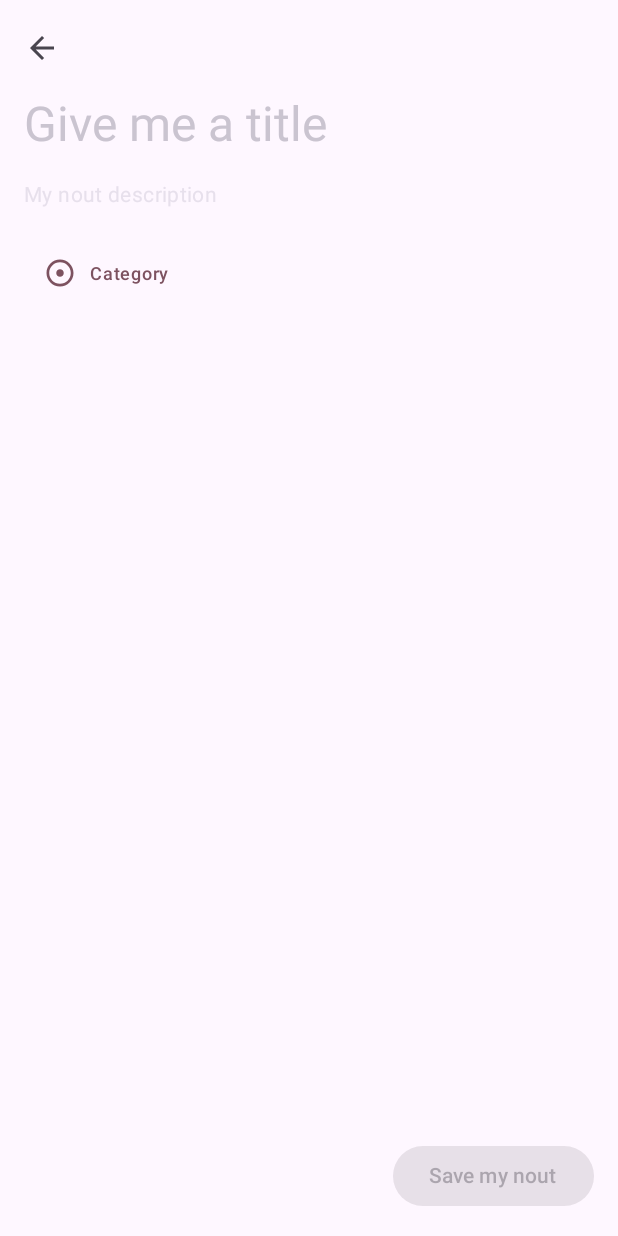
After one commit to EduardoBecerraM/MyNouts, an Android app built with Jetpack Compose: the composable NewNoutScreen called with empty values, on a phone screen of 412 x 824 dp. The commit adds this screen. Run offline under Robolectric (Android 15) with nearby library versions, the phone set to English and light mode, and no system bars.

Commit message:
New nout screen layout, CustomTextField layout, categoies DDMenu layout
Add Category.kt model
Add compose navigation to gradle
Add strings & drawable resources

```diff
--- a/app/build.gradle.kts
+++ b/app/build.gradle.kts
@@ -56,6 +56,7 @@ dependencies {
     implementation(libs.androidx.ui.graphics)
     implementation(libs.androidx.ui.tooling.preview)
     implementation(libs.androidx.material3)
+    implementation(libs.androidx.navigation.compose)
     testImplementation(libs.junit)
     androidTestImplementation(libs.androidx.junit)
     androidTestImplementation(libs.androidx.espresso.core)
--- /dev/null
+++ b/app/src/main/java/com/edebec/mynouts/view/ui/NewNoutScreen.kt
@@ -0,0 +1,407 @@
+package com.edebec.mynouts.view.ui
+
+import android.content.res.Configuration
+import androidx.compose.foundation.background
+import androidx.compose.foundation.clickable
+import androidx.compose.foundation.interaction.MutableInteractionSource
+import androidx.compose.foundation.layout.Arrangement
+import androidx.compose.foundation.layout.Box
+import androidx.compose.foundation.layout.Column
+import androidx.compose.foundation.layout.PaddingValues
+import androidx.compose.foundation.layout.Row
+import androidx.compose.foundation.layout.defaultMinSize
+import androidx.compose.foundation.layout.fillMaxWidth
+import androidx.compose.foundation.layout.padding
+import androidx.compose.foundation.layout.size
+import androidx.compose.foundation.lazy.LazyRow
+import androidx.compose.foundation.lazy.items
+import androidx.compose.foundation.text.BasicTextField
+import androidx.compose.material.icons.Icons
+import androidx.compose.material.icons.filled.Add
+import androidx.compose.material.icons.filled.ArrowBack
+import androidx.compose.material.icons.outlined.Delete
+import androidx.compose.material3.AlertDialog
+import androidx.compose.material3.Button
+import androidx.compose.material3.ButtonDefaults
+import androidx.compose.material3.DropdownMenu
+import androidx.compose.material3.DropdownMenuItem
+import androidx.compose.material3.ExperimentalMaterial3Api
+import androidx.compose.material3.Icon
+import androidx.compose.material3.IconButton
+import androidx.compose.material3.LocalTextStyle
+import androidx.compose.material3.MaterialTheme
+import androidx.compose.material3.ModalBottomSheet
+import androidx.compose.material3.Scaffold
+import androidx.compose.material3.SheetState
+import androidx.compose.material3.Text
+import androidx.compose.material3.TextButton
+import androidx.compose.material3.TextFieldDefaults
+import androidx.compose.material3.TopAppBar
+import androidx.compose.material3.TopAppBarDefaults
+import androidx.compose.material3.rememberModalBottomSheetState
+import androidx.compose.material3.rememberTopAppBarState
+import androidx.compose.runtime.Composable
+import androidx.compose.runtime.getValue
+import androidx.compose.runtime.mutableStateOf
+import androidx.compose.runtime.remember
+import androidx.compose.runtime.rememberCoroutineScope
+import androidx.compose.runtime.saveable.rememberSaveable
+import androidx.compose.runtime.setValue
+import androidx.compose.ui.Alignment
+import androidx.compose.ui.Modifier
+import androidx.compose.ui.draw.clip
+import androidx.compose.ui.graphics.Color
+import androidx.compose.ui.graphics.SolidColor
+import androidx.compose.ui.input.nestedscroll.nestedScroll
+import androidx.compose.ui.res.painterResource
+import androidx.compose.ui.res.stringResource
+import androidx.compose.ui.text.TextStyle
+import androidx.compose.ui.text.input.VisualTransformation
+import androidx.compose.ui.tooling.preview.Preview
+import androidx.compose.ui.unit.dp
+import androidx.navigation.NavHostController
+import com.edebec.mynouts.R
+import com.edebec.mynouts.ui.theme.MyNoutsTheme
+import com.edebec.mynouts.view.ui.model.Category
+import kotlinx.coroutines.launch
+
+@OptIn(ExperimentalMaterial3Api::class)
+@Composable
+fun NewNoutScreen(modifier: Modifier = Modifier, navHostController: NavHostController, noutId: Int) {
+    val scrollBehavior = TopAppBarDefaults.pinnedScrollBehavior(rememberTopAppBarState())
+
+    Scaffold(modifier = modifier.nestedScroll(scrollBehavior.nestedScrollConnection),
+        topBar = {
+            TopAppBarDefault(navHostController = navHostController, noutId = noutId)
+        }) { innerPadding ->
+        Column(
+            modifier = Modifier
+                .padding(innerPadding)
+                .padding(start = 16.dp, end = 16.dp, bottom = 16.dp)
+        ) {
+            Column(
+                modifier = Modifier
+                    .fillMaxWidth()
+                    .weight(1f)
+            ) {
+                NoutTitle(title = ""/*TODO(get value from Model in the viewModel)*/) {}
+                NoutDescription(description = ""/*TODO(get value from Model in the viewModel)*/) {}
+                CategoryListItem(categories = emptyList()/*TODO(get value from Model in the viewModel)*/)
+            }
+            Button(
+                onClick = { /*TODO(save nout)*/ },
+                enabled = false/*TODO(Validate in viewModel method)*/,
+                modifier = Modifier.align(Alignment.End)
+            ) {
+                Text(text = stringResource(id = R.string.newNout_screen_save_nout_button))
+            }
+        }
+    }
+}
+
+@Composable
+fun NoutTitle(modifier: Modifier = Modifier, title: String, onTextChanged: (String) -> Unit) {
+    CustomTextField(
+        value = title,
+        onValueChange = { onTextChanged(it) },
+        modifier = modifier.fillMaxWidth(),
+        textStyle = MaterialTheme.typography.headlineLarge.copy(color = MaterialTheme.colorScheme.primary),
+        placeholder = {
+            Text(
+                text = stringResource(id = R.string.newNout_screen_title_nout_hint),
+                style = MaterialTheme.typography.headlineLarge,
+                color = MaterialTheme.colorScheme.outlineVariant,
+                modifier = Modifier.fillMaxWidth()
+            )
+        }
+    )
+}
+
+@OptIn(ExperimentalMaterial3Api::class)
+@Composable
+fun CustomTextField(
+    value: String,
+    onValueChange: (String) -> Unit,
+    modifier: Modifier = Modifier,
+    textStyle: TextStyle = LocalTextStyle.current,
+    placeholder: @Composable (() -> Unit)? = null,
+) {
+    val interactionSource = remember { MutableInteractionSource() }
+
+    BasicTextField(
+        value = value,
+        modifier = modifier
+            .defaultMinSize(
+                minWidth = TextFieldDefaults.MinWidth,
+                minHeight = 8.dp
+            ),
+        onValueChange = onValueChange,
+        cursorBrush = SolidColor(textStyle.color),
+        textStyle = textStyle,
+        interactionSource = interactionSource,
+        decorationBox = @Composable { innerTextField ->
+            TextFieldDefaults.DecorationBox(
+                value = value,
+                visualTransformation = VisualTransformation.None,
+                innerTextField = innerTextField,
+                placeholder = placeholder,
+                interactionSource = interactionSource,
+                enabled = true,
+                singleLine = false,
+                contentPadding = PaddingValues(0.dp),
+                colors = TextFieldDefaults.colors(
+                    focusedContainerColor = Color.Transparent,
+                    unfocusedContainerColor = Color.Transparent,
+                    unfocusedIndicatorColor = Color.Transparent,
+                    focusedIndicatorColor = Color.Transparent
+                )
+            )
+        }
+    )
+
+}
+
+@Composable
+fun NoutDescription(modifier: Modifier = Modifier, description: String, onTextChanged: (String) -> Unit) {
+    CustomTextField(
+        value = description,
+        onValueChange = { onTextChanged(it) },
+        modifier = modifier
+            .fillMaxWidth()
+            .padding(vertical = 16.dp),
+        textStyle = MaterialTheme.typography.bodyMedium.copy(color = MaterialTheme.colorScheme.onSurface),
+        placeholder = {
+            Text(
+                text = stringResource(id = R.string.newNout_screen_description_nout_hint),
+                style = MaterialTheme.typography.bodyMedium,
+                color = MaterialTheme.colorScheme.surfaceVariant,
+                modifier = Modifier.fillMaxWidth()
+            )
+        }
+    )
+}
+
+@Composable
+fun CategoryListItem(modifier: Modifier = Modifier, categories: List<Category>) {
+    Row(modifier = modifier, verticalAlignment = Alignment.CenterVertically) {
+        AddCategoryButton()
+        LazyRow(modifier = Modifier.weight(1f), horizontalArrangement = Arrangement.spacedBy(4.dp)) {
+            items(categories, key = { it.id }) { category ->
+                Row(
+                    modifier = Modifier
+                        .fillMaxWidth()
+                        .clip(MaterialTheme.shapes.extraLarge)
+                        .background(category.containerColor)
+                        .padding(horizontal = 8.dp, vertical = 4.dp)
+                ) {
+                    Text(text = category.name, style = MaterialTheme.typography.labelMedium, color = category.textColor)
+                }
+            }
+        }
+    }
+}
+
+@Composable
+fun AddCategoryButton(modifier: Modifier = Modifier) {
+    var isDDExpanded by rememberSaveable { mutableStateOf(false) }
+
+    Column {
+        TextButton(
+            onClick = { isDDExpanded = true },
+            colors = ButtonDefaults.textButtonColors(contentColor = MaterialTheme.colorScheme.tertiary),
+            modifier = modifier
+        ) {
+            Row(verticalAlignment = Alignment.CenterVertically) {
+                Icon(painter = painterResource(id = R.drawable.category), contentDescription = "Circle")
+                Text(
+                    text = stringResource(id = R.string.newNout_screen_add_category_button),
+                    modifier = Modifier.padding(start = 8.dp),
+                    style = MaterialTheme.typography.labelMedium
+                )
+            }
+        }
+
+        ShowCategoriesDropDown(isExpanded = isDDExpanded, onDismiss = { isDDExpanded = false }, categories = emptyList())
+    }
+}
+
+@OptIn(ExperimentalMaterial3Api::class)
+@Composable
+fun TopAppBarDefault(modifier: Modifier = Modifier, navHostController: NavHostController, noutId: Int) {
+    var showDeleteDialog by rememberSaveable { mutableStateOf(false) }
+
+    TopAppBar(title = { }, colors = TopAppBarDefaults.topAppBarColors(containerColor = Color.Transparent), navigationIcon = {
+        IconButton(onClick = { navHostController.popBackStack() }) {
+            Icon(imageVector = Icons.Default.ArrowBack, contentDescription = "Back", tint = MaterialTheme.colorScheme.onSurfaceVariant)
+        }
+    }, actions = {
+        if (noutId != 0) {
+            IconButton(onClick = {
+                showDeleteDialog = true
+            }) {
+                Icon(imageVector = Icons.Outlined.Delete, contentDescription = "Delete")
+            }
+        }
+    }, modifier = modifier)
+
+    ShowDeleteDialog(showDialog = showDeleteDialog, onConfirm = { /*TODO(delete nout in viewModel)*/ }, onDismiss = { showDeleteDialog = false })
+}
+
+@Composable
+fun ShowDeleteDialog(showDialog: Boolean, onConfirm: () -> Unit, onDismiss: () -> Unit) {
+    if (showDialog) {
+        AlertDialog(
+            title = {
+                Text(text = stringResource(id = R.string.newNout_screen_delete_nout_dialog_title))
+            },
+            text = {
+                Text(text = stringResource(id = R.string.newNout_screen_delete_nout_dialog_message))
+            }, dismissButton = {
+                TextButton(onClick = { onDismiss() }) {
+                    Text(text = stringResource(id = R.string.action_button_cancel))
+                }
+            }, confirmButton = {
+                TextButton(onClick = { onConfirm() }) {
+                    Text(text = stringResource(id = R.string.action_button_yes))
+                }
+            },
+            onDismissRequest = { onDismiss() }
+        )
+    }
+}
+
+@OptIn(ExperimentalMaterial3Api::class)
+@Composable
+fun ShowCategoriesDropDown(modifier: Modifier = Modifier, isExpanded: Boolean, onDismiss: () -> Unit, categories: List<Category>) {
+    val sheetState = rememberModalBottomSheetState()
+    val scope = rememberCoroutineScope()
+    var showBottomSheet by rememberSaveable { mutableStateOf(false) }
+
+    Column(modifier = modifier) {
+        DropdownMenu(expanded = isExpanded, onDismissRequest = onDismiss) {
+            DropdownMenuItem(text = {
+                Row(
+                    modifier = Modifier
+                        .fillMaxWidth(),
+                    verticalAlignment = Alignment.CenterVertically
+                ) {
+                    Icon(imageVector = Icons.Default.Add, contentDescription = "Add")
+                    Text(text = stringResource(id = R.string.newNout_screen_add_category_menu_option), modifier = Modifier.padding(start = 8.dp))
+                }
+            }, onClick = {
+                onDismiss()
+                showBottomSheet = true
+            })
+            categories.forEach { category ->
+                DropdownMenuItem(
+                    text = {
+                        Row(
+                            modifier = Modifier
+                                .fillMaxWidth(),
+                            verticalAlignment = Alignment.CenterVertically
+                        ) {
+                            Box(
+                                modifier = Modifier
+                                    .size(24.dp)
+                                    .clip(MaterialTheme.shapes.extraLarge)
+                                    .background(category.containerColor)
+                            )
+                            Text(text = category.name, modifier = Modifier.padding(start = 8.dp))
+                        }
+                    },
+                    onClick = { /*TODO*/ }
+                )
+            }
+        }
+    }
+
+    if (showBottomSheet) {
+        ShowSheetAddCategory(sheetState = sheetState, onDismiss = {
+            scope.launch { sheetState.hide() }.invokeOnCompletion {
+                if (!sheetState.isVisible) {
+                    showBottomSheet = false
+                }
+            }
+        })
+    }
+}
+
+@OptIn(ExperimentalMaterial3Api::class)
+@Preview(showSystemUi = true, uiMode = Configuration.UI_MODE_NIGHT_YES)
+@Composable
+private fun SheetPreview() {
+    val sheetState = rememberModalBottomSheetState()
+    var showBottomSheet by rememberSaveable { mutableStateOf(false) }
+
+    MyNoutsTheme {
+        Button(onClick = { showBottomSheet = true }) {
+
+        }
+
+        if (showBottomSheet) {
+            ShowSheetAddCategory(sheetState = sheetState, onDismiss = { showBottomSheet = false })
+        }
+    }
+}
+
+@OptIn(ExperimentalMaterial3Api::class)
+@Composable
+fun ShowSheetAddCategory(modifier: Modifier = Modifier, sheetState: SheetState, onDismiss: () -> Unit) {
+    ModalBottomSheet(onDismissRequest = onDismiss, sheetState = sheetState, modifier = modifier.padding(6.dp)) {
+        var categoryName by rememberSaveable { mutableStateOf("") }
+        Column(
+            modifier = Modifier
+                .fillMaxWidth()
+                .padding(start = 16.dp, top = 16.dp, end = 16.dp, bottom = 56.dp)
+        ) {
+            CustomTextField(
+                value = categoryName,
+                onValueChange = { categoryName = it },
+                modifier = Modifier
+                    .fillMaxWidth()
+                    .padding(vertical = 16.dp),
+                textStyle = MaterialTheme.typography.titleMedium.copy(color = MaterialTheme.colorScheme.onSurface),
+                placeholder = {
+                    Text(
+                        text = stringResource(id = R.string.newNout_screen_add_category_title_hint),
+                        style = MaterialTheme.typography.titleMedium,
+                        color = MaterialTheme.colorScheme.surfaceVariant,
+                        modifier = Modifier.fillMaxWidth()
+                    )
+                }
+            )
+            Text(
+                text = stringResource(id = R.string.newNout_screen_add_category_color_hint),
+                style = MaterialTheme.typography.bodySmall,
+                color = if (categoryName.isEmpty()) MaterialTheme.colorScheme.surfaceVariant else MaterialTheme.colorScheme.onSurface,
+                modifier = Modifier
+                    .fillMaxWidth()
+                    .padding(bottom = 16.dp)
+            )
+            LazyRow(modifier = Modifier.fillMaxWidth(), horizontalArrangement = Arrangement.spacedBy(8.dp)) {
+                items(CATEGORY_COLORS) { color ->
+                    Box(
+                        modifier = Modifier
+                            .size(32.dp)
+                            .clip(MaterialTheme.shapes.extraLarge)
+                            .background(color)
+                            .clickable(
+                                enabled = categoryName.isNotBlank(),
+                                onClick = {
+                                    /*TODO(save category)*/
+                                    onDismiss()
+                                }
+                            )
+                    )
+                }
+            }
+        }
+    }
+}
+
+val CATEGORY_COLORS = listOf(
+    Color(0xFF000000),
+    Color(0xFF00DF00),
+    Color(0xFF000000),
+    Color(0xFF00DF00)
+)
--- /dev/null
+++ b/app/src/main/res/drawable/category.xml
@@ -0,0 +1,12 @@
+<vector xmlns:android="http://schemas.android.com/apk/res/android"
+    android:width="24dp"
+    android:height="24dp"
+    android:viewportWidth="24"
+    android:viewportHeight="24">
+  <path
+      android:pathData="M12,3C7.032,3 3,7.032 3,12C3,16.968 7.032,21 12,21C16.968,21 21,16.968 21,12C21,7.032 16.968,3 12,3ZM12,19.2C8.022,19.2 4.8,15.978 4.8,12C4.8,8.022 8.022,4.8 12,4.8C15.978,4.8 19.2,8.022 19.2,12C19.2,15.978 15.978,19.2 12,19.2Z"
+      android:fillColor="#000000"/>
+  <path
+      android:pathData="M14.511,12C14.511,10.613 13.387,9.489 12,9.489C10.613,9.489 9.489,10.613 9.489,12C9.489,13.387 10.613,14.511 12,14.511C13.387,14.511 14.511,13.387 14.511,12Z"
+      android:fillColor="#000000"/>
+</vector>
--- a/app/src/main/res/values/strings.xml
+++ b/app/src/main/res/values/strings.xml
@@ -1,5 +1,8 @@
 <resources>
     <string name="app_name">My Nouts</string>
+
+    <string name="action_button_yes">Yes</string>
+    <string name="action_button_cancel">Cancel</string>
 
     <string name="nouts_top_level_destination_today">Today</string>
     <string name="nouts_top_level_destination_my_nouts">My Nouts</string>
@@ -21,4 +24,16 @@
     <string name="no_screen_emptystate_title">Screen under construction</string>
     <string name="no_screen_emptystate_message">This screen is still under construction</string>
     <!--endregion-->
+
+    <!--region New Nout screen-->
+    <string name="newNout_screen_title_nout_hint">Give me a title</string>
+    <string name="newNout_screen_description_nout_hint">My nout description</string>
+    <string name="newNout_screen_save_nout_button">Save my nout</string>
+    <string name="newNout_screen_add_category_button">Category</string>
+    <string name="newNout_screen_add_category_menu_option">Add category</string>
+    <string name="newNout_screen_delete_nout_dialog_title">Delete your nout?</string>
+    <string name="newNout_screen_delete_nout_dialog_message">Your nout will be deleted permanently</string>
+    <string name="newNout_screen_add_category_title_hint">Category name</string>
+    <string name="newNout_screen_add_category_color_hint">Choose your color</string>
+    <!--endregion-->
 </resources>
```
Also changed, not shown: app/src/main/java/com/edebec/mynouts/view/ui/model/Category.kt (added, +10 -0 lines).
